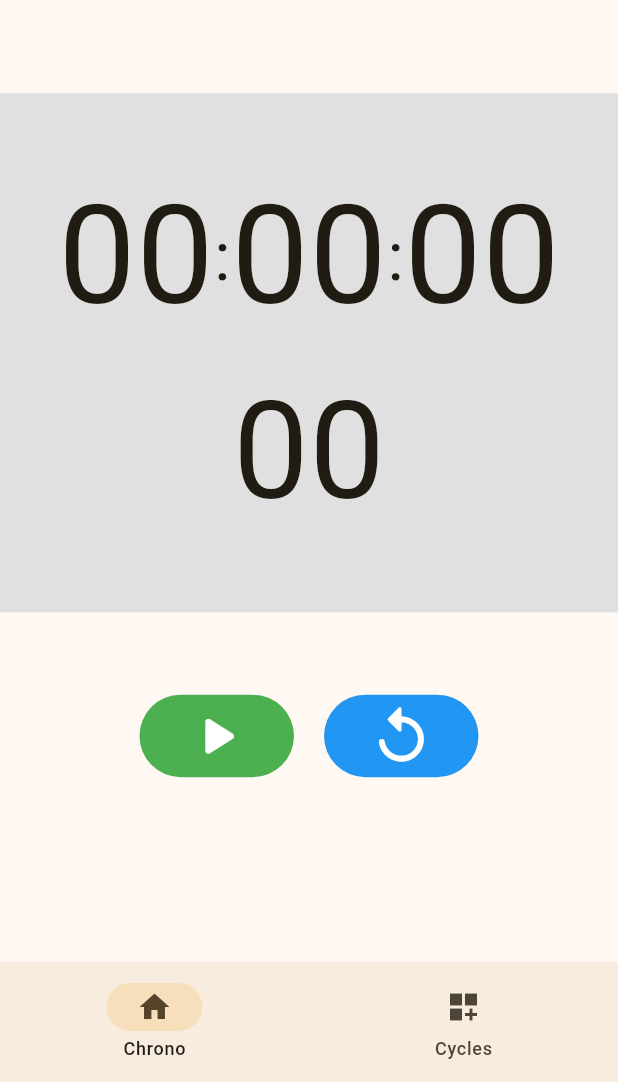
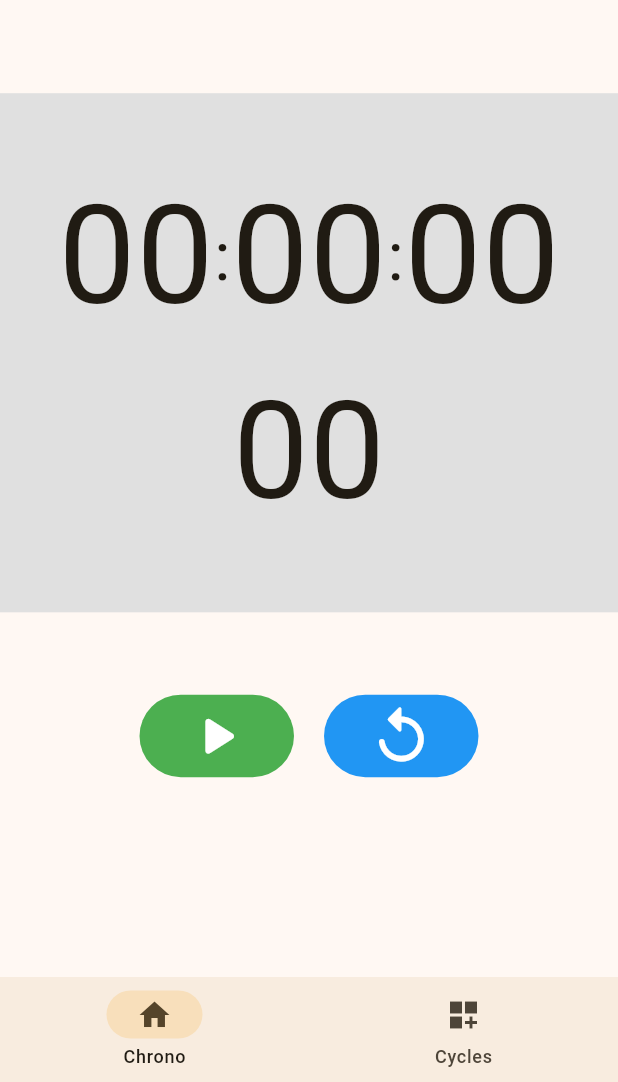
Before and after one commit to edunickdev/cronoApp, a Flutter app: the screen it shows after launch, after a tap on "Cronometro", on a phone screen of 412 x 824 dp, the part 154-1236 px from its top. Run offline on Flutter 3.47's test engine with Material 3 defaults, Android fonts, the phone set to English and light mode, and no system bars; our stand-ins replace firebase_core, flutter_riverpod, go_router; accounts and stored records are empty.

Commit message:
update UI

```diff
--- a/cronoapp/lib/config/router/app_router.dart
+++ b/cronoapp/lib/config/router/app_router.dart
@@ -1,19 +1,19 @@
+import 'package:cronoapp/presentation/screens/cicles_screen.dart';
 import 'package:go_router/go_router.dart';
 
 import '../../presentation/screens/home_screen.dart';
 
 final routes = GoRouter(
-  initialLocation: "/",
   routes: [
     GoRoute(
       path: "/",
       builder: (context, state) => const HomeScreen(),
       name: HomeScreen.name,
     ),
-    // GoRoute(
-    //   path: "/cicles",
-    //   builder: (context, state) => const HomeScreen(),
-    //   name: HomeScreen.name,
-    // ),
+    GoRoute(
+      path: "/cicles",
+      builder: (context, state) => const CiclesScreen(),
+      name: CiclesScreen.name,
+    ),
   ],
 );
--- a/cronoapp/lib/presentation/screens/cicles_screen.dart
+++ b/cronoapp/lib/presentation/screens/cicles_screen.dart
@@ -1,11 +1,15 @@
+import 'package:cronoapp/presentation/shared/custom_navbar.dart';
 import 'package:flutter/material.dart';
 
 class CiclesScreen extends StatelessWidget {
+  static const name = "/cicles";
+
   const CiclesScreen({super.key});
 
   @override
   Widget build(BuildContext context) {
     return const Scaffold(
+      bottomNavigationBar: CustomNavBarWidget(),
       body: Placeholder(),
     );
   }
--- a/cronoapp/lib/presentation/screens/home_screen.dart
+++ b/cronoapp/lib/presentation/screens/home_screen.dart
@@ -1,5 +1,6 @@
 import 'package:cronoapp/cicles_chronometer/duration_cicles.dart';
 import 'package:cronoapp/main_chronometer/timers_widget.dart';
+import 'package:cronoapp/presentation/shared/custom_navbar.dart';
 import 'package:flutter/material.dart';
 import 'package:flutter_riverpod/flutter_riverpod.dart';
 import 'package:go_router/go_router.dart';
@@ -17,19 +18,8 @@ class HomeScreen extends ConsumerWidget {
   @override
   Widget build(BuildContext context, WidgetRef ref) {
     final double totalHeight = MediaQuery.of(context).size.height;
-
-    return SafeArea(
-      child: Scaffold(
-        bottomNavigationBar: NavigationBar(
-          onDestinationSelected: (value) {
-            print(value);
-          },
-          destinations: const [
-            NavigationDestination(icon: Icon(Icons.home), label: "Chrono"),
-            NavigationDestination(
-                icon: Icon(Icons.dashboard_customize), label: "Cycles"),
-          ],
-        ),
+    return Scaffold(
+      bottomNavigationBar: const CustomNavBarWidget(),
       body: LayoutBuilder(
         builder: (context, constraints) {
           return SingleChildScrollView(
@@ -52,7 +42,6 @@ class HomeScreen extends ConsumerWidget {
             ),
           );
         },
-        ),
       ),
     );
   }
--- /dev/null
+++ b/cronoapp/lib/presentation/shared/custom_navbar.dart
@@ -0,0 +1,24 @@
+import 'package:cronoapp/providers.dart';
+import 'package:flutter/material.dart';
+import 'package:flutter_riverpod/flutter_riverpod.dart';
+
+class CustomNavBarWidget extends ConsumerWidget {
+  const CustomNavBarWidget({super.key});
+
+  @override
+  Widget build(BuildContext context, WidgetRef ref) {
+    int currentIndex = ref.watch(selectScreen);
+
+    return NavigationBar(
+      height: 70,
+      selectedIndex: currentIndex,
+      onDestinationSelected: (value) {
+        ref.read(selectScreen.notifier).state = value;
+      },
+      destinations: const [
+        NavigationDestination(icon: Icon(Icons.home), label: "Chrono"),
+        NavigationDestination(icon: Icon(Icons.dashboard_customize), label: "Cycles"),
+      ],
+    );
+  }
+}
--- a/cronoapp/lib/providers.dart
+++ b/cronoapp/lib/providers.dart
@@ -1,4 +1,6 @@
 import 'package:flutter_riverpod/flutter_riverpod.dart';
+
+final selectScreen = StateProvider<int>((ref) => 0);
 
 final mainMode = StateProvider<bool>((ref) => false);
 final mainHours = StateProvider<String>((ref) => "00");
```
Also changed, not shown: 1 other file. Lines whose indentation alone changed are shown as unchanged.
